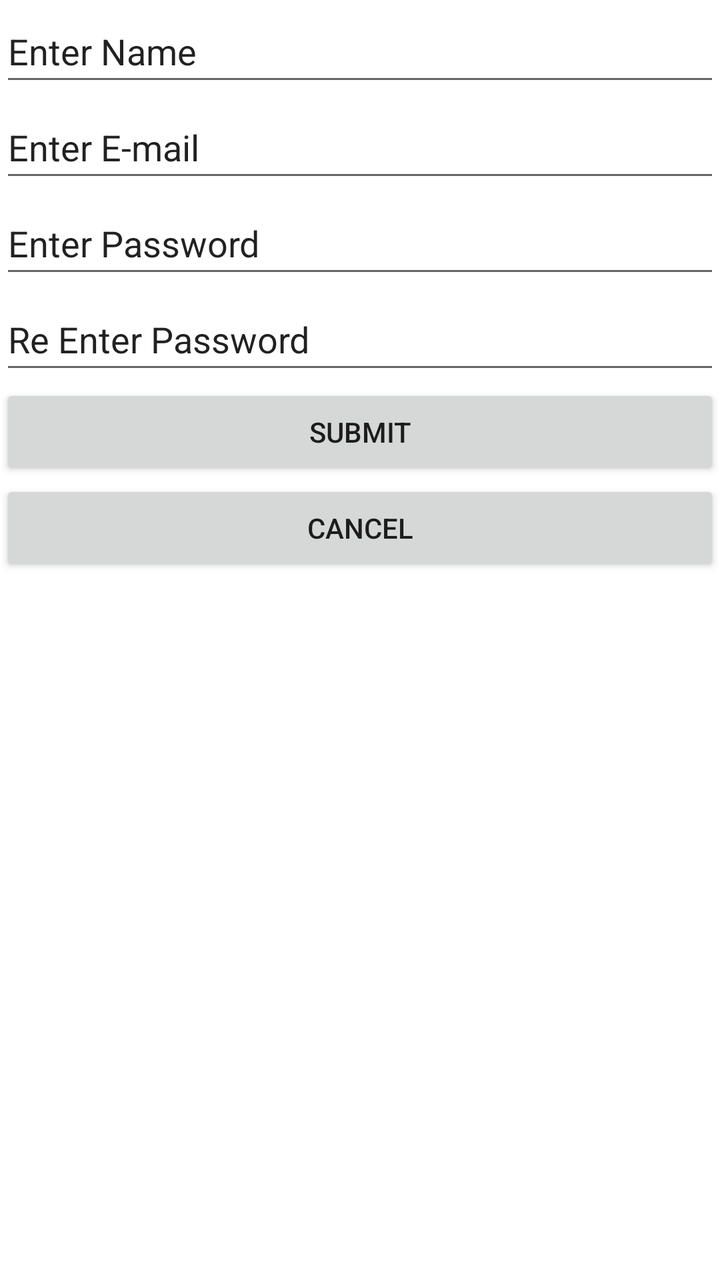
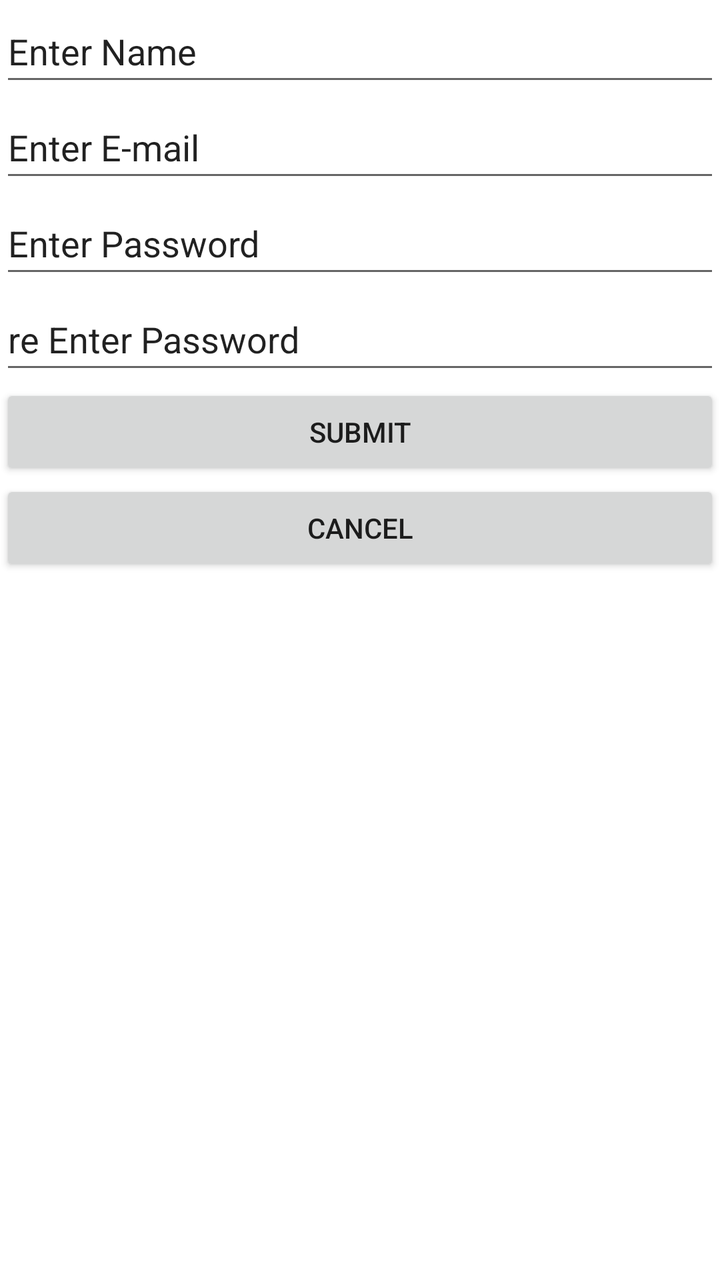

Compare the two renders of this Android layout. The source of the first and the diff that turns it into the second are given below.
<!-- AndroidManifest.xml: application theme Theme.MAD_Lab2_20250221 -->
<!-- res/layout/layout1.xml -->
<?xml version="1.0" encoding="utf-8"?>
<LinearLayout xmlns:android="http://schemas.android.com/apk/res/android"
    xmlns:tools="http://schemas.android.com/tools"
    android:layout_width="match_parent"
    android:layout_height="match_parent"
    android:layout_margin="16dp"
    android:orientation="vertical">

    <EditText
        android:id="@+id/editName"
        android:layout_width="match_parent"
        android:layout_height="48dp"
        android:ems="10"
        android:inputType="text"
        android:text="Enter Name" />

    <EditText
        android:id="@+id/editEmail"
        android:layout_width="match_parent"
        android:layout_height="48dp"
        android:ems="10"
        android:inputType="textEmailAddress"
        android:text="Enter E-mail" />

    <EditText
        android:id="@+id/editPassword"
        android:layout_width="match_parent"
        android:layout_height="48dp"
        android:ems="10"
        android:inputType="textEmailAddress"
        android:text="Enter Password" />

    <EditText
        android:id="@+id/editReTypePassword"
        android:layout_width="match_parent"
        android:layout_height="48dp"
        android:ems="10"
        android:inputType="textEmailAddress"
        android:text="Re Enter Password" />

    <Button
        android:id="@+id/Submit"
        android:layout_width="match_parent"
        android:layout_height="wrap_content"
        android:text="Submit" />

    <Button
        android:id="@+id/btnCancel"
        android:layout_width="match_parent"
        android:layout_height="wrap_content"
        android:text="Cancel" />

</LinearLayout>
<!-- resources referenced by this layout -->
<resources>
  <style name="Theme.MAD_Lab2_20250221" parent="Theme.MaterialComponents.DayNight.DarkActionBar">
          
          <item name="colorPrimary">@color/purple_500</item>
          <item name="colorPrimaryVariant">@color/purple_700</item>
          <item name="colorOnPrimary">@color/white</item>
          
          <item name="colorSecondary">@color/teal_200</item>
          <item name="colorSecondaryVariant">@color/teal_700</item>
          <item name="colorOnSecondary">@color/black</item>
          
          <item name="android:statusBarColor">?attr/colorPrimaryVariant</item>
          
      </style>
  <color name="purple_500">#FF6200EE</color>
  <color name="purple_700">#FF3700B3</color>
  <color name="white">#FFFFFFFF</color>
  <color name="teal_200">#FF03DAC5</color>
  <color name="teal_700">#FF018786</color>
  <color name="black">#FF000000</color>
</resources>

<!-- the commit's change to res/layout/layout1.xml (unified diff, before → after) -->
@@ -36,7 +36,7 @@
         android:layout_height="48dp"
         android:ems="10"
         android:inputType="textEmailAddress"
-        android:text="Re Enter Password" />
+        android:text="re Enter Password" />
 
     <Button
         android:id="@+id/Submit"
